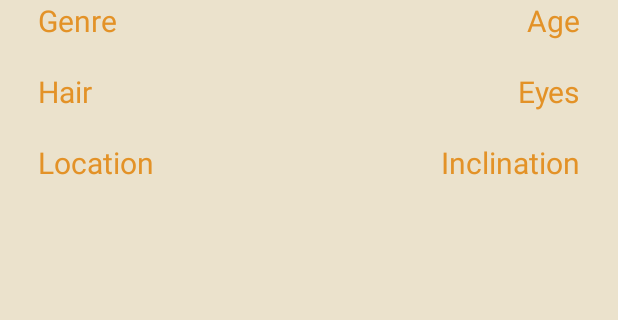
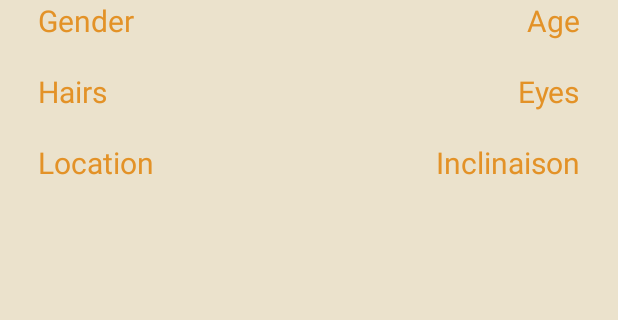
Before and after one commit to Donaschmi/UCLove, an Android app: the DetailRequete screen opened directly, with no data from a screen before it, on a phone screen of 412 x 824 dp, the part 441-761 px from its top. Run offline under Robolectric (Android 15) with nearby library versions, the phone set to English and light mode, and no system bars; 7 statements that could not run were skipped.

Commit message:
stringification - final

```diff
--- a/app/src/main/res/layout/activity_request.xml
+++ b/app/src/main/res/layout/activity_request.xml
@@ -68,7 +68,7 @@
                 android:layout_width="match_parent"
                 android:layout_height="wrap_content"
                 android:gravity="center_horizontal"
-                android:text="User"
+                android:text="@string/username"
                 android:id="@+id/user_login" />
 
             <ImageButton
@@ -123,7 +123,7 @@
                 android:layout_height="wrap_content"
                 android:layout_below="@+id/img_user"
                 android:layout_marginLeft="20dp"
-                android:text="Genre" />
+                android:text="@string/genre" />
 
             <TextView
                 android:id="@+id/user_hair"
@@ -133,7 +133,7 @@
                 android:layout_below="@+id/user_gender"
                 android:layout_marginLeft="20dp"
                 android:layout_marginTop="20dp"
-                android:text="Hair" />
+                android:text="@string/hair" />
             <TextView
                 android:id="@+id/user_location"
                 style="@style/SimpleTexte"
@@ -142,7 +142,7 @@
                 android:layout_below="@+id/user_hair"
                 android:layout_marginLeft="20dp"
                 android:layout_marginTop="20dp"
-                android:text="Location" />
+                android:text="@string/location" />
 
             <TextView
                 style="@style/SimpleTexte"
@@ -152,7 +152,7 @@
                 android:layout_below="@id/img_user"
                 android:id="@+id/user_age"
                 android:layout_marginRight="20dp"
-                android:text="Age" />
+                android:text="@string/age" />
 
             <TextView
                 style="@style/SimpleTexte"
@@ -163,7 +163,7 @@
                 android:id="@+id/user_eyes"
                 android:layout_marginTop="20dp"
                 android:layout_marginRight="20dp"
-                android:text="Eyes" />
+                android:text="@string/eyes" />
             <TextView
                 style="@style/SimpleTexte"
                 android:layout_width="wrap_content"
@@ -173,7 +173,7 @@
                 android:id="@+id/user_inclination"
                 android:layout_marginTop="20dp"
                 android:layout_marginRight="20dp"
-                android:text="Inclination" />
+                android:text="@string/inclinaison" />
 
 
         </RelativeLayout>
```
Also changed, not shown: app/src/main/res/layout/activity_profil.xml (+12 -12 lines), app/src/main/res/layout/friend_menu.xml (+4 -4 lines), app/src/main/res/values/strings.xml (+13 -0 lines).
